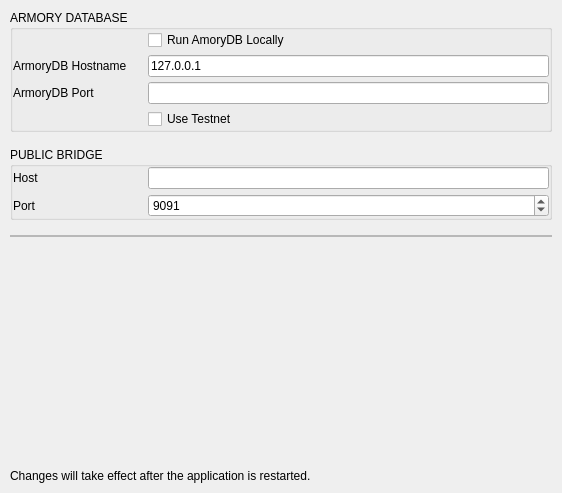
First picture: the form in BlockSettleUILib/NetworkSettingsPage.ui, repository BlockSettle/common, before the edit.
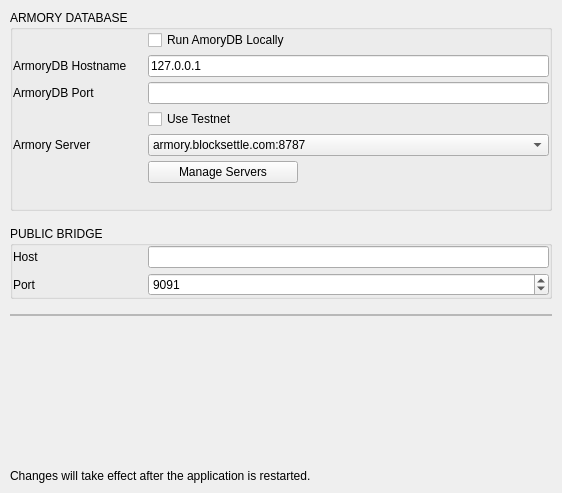
Second picture: the form after the edit.

Commit message: manage armory servers

What changed in the file:
```diff
--- a/BlockSettleUILib/NetworkSettingsPage.ui
+++ b/BlockSettleUILib/NetworkSettingsPage.ui
@@ -48,7 +48,7 @@
        <number>0</number>
       </property>
       <property name="bottomMargin">
-       <number>0</number>
+       <number>25</number>
       </property>
       <item>
        <widget class="QWidget" name="horizontalWidget" native="true">
@@ -261,6 +261,145 @@
         </layout>
        </widget>
       </item>
+      <item>
+       <widget class="QWidget" name="horizontalWidget1_2" native="true">
+        <property name="minimumSize">
+         <size>
+          <width>0</width>
+          <height>0</height>
+         </size>
+        </property>
+        <layout class="QHBoxLayout" name="horizontalLayout_5">
+         <property name="spacing">
+          <number>5</number>
+         </property>
+         <property name="leftMargin">
+          <number>0</number>
+         </property>
+         <property name="topMargin">
+          <number>0</number>
+         </property>
+         <property name="rightMargin">
+          <number>0</number>
+         </property>
+         <property name="bottomMargin">
+          <number>0</number>
+         </property>
+         <item>
+          <widget class="QLabel" name="armoryDBHostLabel_2">
+           <property name="minimumSize">
+            <size>
+             <width>130</width>
+             <height>0</height>
+            </size>
+           </property>
+           <property name="maximumSize">
+            <size>
+             <width>130</width>
+             <height>16777215</height>
+            </size>
+           </property>
+           <property name="text">
+            <string>Armory Server</string>
+           </property>
+           <property name="wordWrap">
+            <bool>true</bool>
+           </property>
+          </widget>
+         </item>
+         <item>
+          <widget class="QComboBox" name="comboBoxArmoryServer">
+           <item>
+            <property name="text">
+             <string>armory.blocksettle.com:8787</string>
+            </property>
+           </item>
+          </widget>
+         </item>
+        </layout>
+       </widget>
+      </item>
+      <item>
+       <widget class="QWidget" name="horizontalWidget1_3" native="true">
+        <property name="minimumSize">
+         <size>
+          <width>0</width>
+          <height>0</height>
+         </size>
+        </property>
+        <layout class="QHBoxLayout" name="horizontalLayout_6">
+         <property name="spacing">
+          <number>5</number>
+         </property>
+         <property name="leftMargin">
+          <number>0</number>
+         </property>
+         <property name="topMargin">
+          <number>0</number>
+         </property>
+         <property name="rightMargin">
+          <number>0</number>
+         </property>
+         <property name="bottomMargin">
+          <number>0</number>
+         </property>
+         <item>
+          <widget class="QLabel" name="armoryDBHostLabel_3">
+           <property name="minimumSize">
+            <size>
+             <width>130</width>
+             <height>0</height>
+            </size>
+           </property>
+           <property name="maximumSize">
+            <size>
+             <width>130</width>
+             <height>16777215</height>
+            </size>
+           </property>
+           <property name="text">
+            <string/>
+           </property>
+           <property name="wordWrap">
+            <bool>true</bool>
+           </property>
+          </widget>
+         </item>
+         <item>
+          <widget class="QPushButton" name="pushButtonManageArmory">
+           <property name="minimumSize">
+            <size>
+             <width>150</width>
+             <height>0</height>
+            </size>
+           </property>
+           <property name="maximumSize">
+            <size>
+             <width>16777215</width>
+             <height>16777215</height>
+            </size>
+           </property>
+           <property name="text">
+            <string>Manage Servers</string>
+           </property>
+          </widget>
+         </item>
+         <item>
+          <spacer name="horizontalSpacer_2">
+           <property name="orientation">
+            <enum>Qt::Horizontal</enum>
+           </property>
+           <property name="sizeHint" stdset="0">
+            <size>
+             <width>40</width>
+             <height>20</height>
+            </size>
+           </property>
+          </spacer>
+         </item>
+        </layout>
+       </widget>
+      </item>
      </layout>
     </widget>
    </item>
```
The commit also changes 9 other files.
